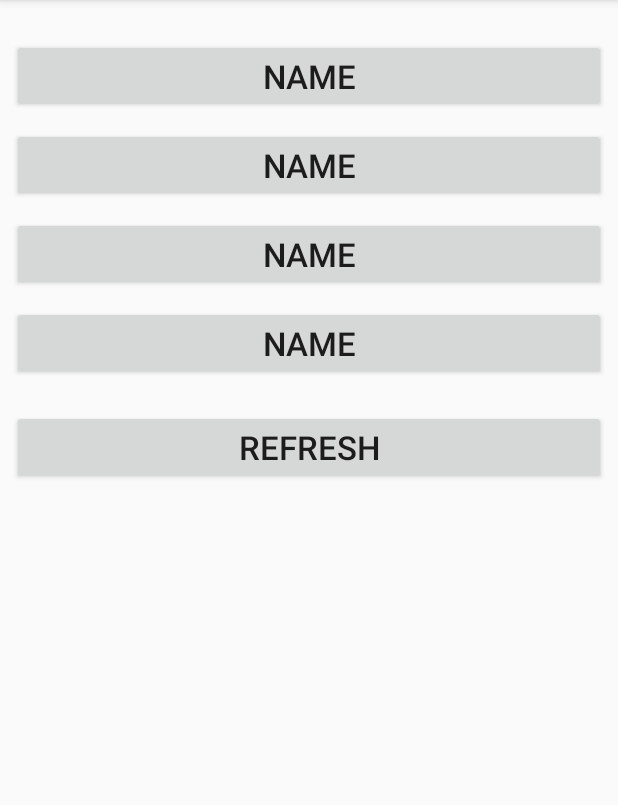
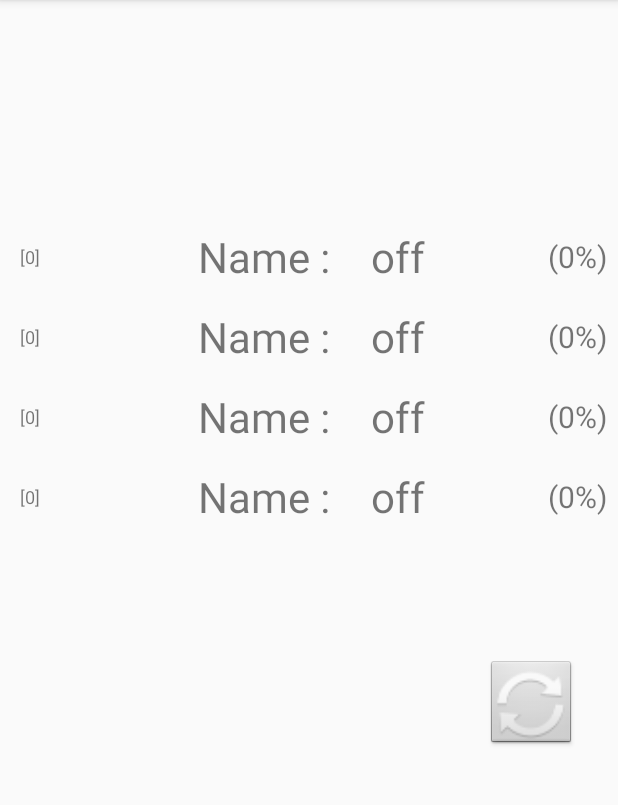
Before and after one commit to snst/homeController, an Android app: the screen it shows after launch (MainActivity), on a phone screen of 412 x 824 dp, the part 84-889 px from its top. Run offline under Robolectric (Android 15) with nearby library versions, the phone set to English and light mode, and no system bars; libraries missing offline, so code that uses them is left out: org.eclipse.paho; pictures from the network do not load; 9 statements that could not run were skipped.

Commit message:
Updated android UI

```diff
--- /dev/null
+++ b/android/myHome/app/src/main/java/de/meek/myhome/IRoom.java
@@ -0,0 +1,9 @@
+package de.meek.myhome;
+
+/**
+ * Created by stefan on 13.12.2017.
+ */
+
+public interface IRoom {
+    public void update(Room room);
+}
--- a/android/myHome/app/src/main/java/de/meek/myhome/MainActivity.java
+++ b/android/myHome/app/src/main/java/de/meek/myhome/MainActivity.java
@@ -31,6 +31,12 @@ public class MainActivity extends AppCompatActivity {
     MqttHelper mqttHelper;
     TextView txtViewMsg;
     Handler handler = new Handler();
+    RoomStatus room0;
+    RoomStatus room1;
+    RoomStatus room2;
+    RoomStatus room3;
+    Button btnRefresh;
+
 
     int msgCntStatus = 0;
     int msgCntMode = 0;
@@ -68,7 +74,7 @@ public class MainActivity extends AppCompatActivity {
 
     public void refreshAllRooms() {
         for(int i=0; i<House.getSize(); i++) {
-            updateRoom(getRoom(i));
+            getRoom(i).update();
         }
     }
 
@@ -98,15 +104,18 @@ public class MainActivity extends AppCompatActivity {
         requestStatus();
     }
 
-
+    public void showRoomSettingsActivity(int roomId) {
+        Intent intent = new Intent(this, TempActivity.class);
+        intent.putExtra(Const.INTENT_X_ROOM_ID, roomId);
+        startActivityForResult(intent,Const.ACTIVITY_TEMP);
+    }
+/*
     public void onBtnRoom(View view) {
 
         String roomTag = (String)view.getTag();
         int roomId = Integer.parseInt(roomTag);
-        Intent intent = new Intent(this, TempActivity.class);
-        intent.putExtra(Const.INTENT_X_ROOM_ID, roomId);
-        startActivityForResult(intent,Const.ACTIVITY_TEMP);
-    }
+        showRoomSettingsActivity(roomId);
+    }*/
 
     @Override
     public boolean onCreateOptionsMenu(Menu menu) {
@@ -144,19 +153,67 @@ public class MainActivity extends AppCompatActivity {
     protected void onCreate(Bundle savedInstanceState) {
         super.onCreate(savedInstanceState);
         setContentView(R.layout.activity_main);
-        txtViewMsg = (TextView) findViewById(R.id.txtViewMsg);
+//        txtViewMsg = (TextView) findViewById(R.id.txtViewMsg);
+        btnRefresh = (Button) findViewById(R.id.btnRefresh);
         AccountConfig.load(this);
+        room0 = (RoomStatus)findViewById(R.id.roomstatus0);
+        room1 = (RoomStatus)findViewById(R.id.roomstatus1);
+        room2 = (RoomStatus)findViewById(R.id.roomstatus2);
+        room3 = (RoomStatus)findViewById(R.id.roomstatus3);
 
-        House.addRoom(new Room(this, 0, R.id.btnRoom1));
-        House.addRoom(new Room(this, 1, R.id.btnRoom2));
-        House.addRoom(new Room(this, 2, R.id.btnRoom3));
-        House.addRoom(new Room(this, 3, R.id.btnRoom4));
+        View.OnClickListener l = new View.OnClickListener() {
+            @Override
+            public void onClick(View view) {
+                String s =  (String)view.getTag();
+                if(s!=null) {
+                    int id = Integer.parseInt(s);
+                    showRoomSettingsActivity(id);
+                }
+            }
+        };
+
+        room0.setOnClickListener(l);
+        room1.setOnClickListener(l);
+        room2.setOnClickListener(l);
+        room3.setOnClickListener(l);
+
+        /*
+        room0.onShowSettingsListener = new View.OnClickListener() {
+            @Override
+            public void onClick(View view) {
+                showRoomSettingsActivity(0);
+            }
+        };
+        room1.onShowSettingsListener = new View.OnClickListener() {
+            @Override
+            public void onClick(View view) {
+                showRoomSettingsActivity(1);
+            }
+        };
+        room2.onShowSettingsListener = new View.OnClickListener() {
+            @Override
+            public void onClick(View view) {
+                showRoomSettingsActivity(2);
+            }
+        };
+        room3.onShowSettingsListener = new View.OnClickListener() {
+            @Override
+            public void onClick(View view) {
+                showRoomSettingsActivity(3);
+            }
+        };*/
+
+        House.addRoom(new Room(this, 0, room0));
+        House.addRoom(new Room(this, 1, room1));
+        House.addRoom(new Room(this, 2, room2));
+        House.addRoom(new Room(this, 3, room3));
 
         refreshAllRooms();
 
+
         startMqtt();
     }
-
+/*
     void updateRoom(Room room) {
         Button btn = (Button) findViewById(room.buttonId);
         if(btn != null) {
@@ -171,7 +228,9 @@ public class MainActivity extends AppCompatActivity {
             }
             btn.setText(statusStr);
         }
-    }
+
+        room.update();
+    }*/
 
     private void restartMqtt() {
 
@@ -224,12 +283,18 @@ public class MainActivity extends AppCompatActivity {
                         room.boostActive = (status & 4)>0;
 
                         room.valid = true;
-                        updateRoom(room);
+                        room.msgCount++;
+                       // updateRoom(room);
+                        room.update();
                     }
                 } else {
                     msgCntMode++;
                 }
-                txtViewMsg.setText("[" + msgCntMode + "/" + msgCntStatus + "]");
+//                txtViewMsg.setText("[" + msgCntMode + "/" + msgCntStatus + "]");
+                String status = ""+msgCntMode;
+           //     txtViewMsg.setText(status);
+                btnRefresh.setText(status);
+
             }
 
             @Override
--- a/android/myHome/app/src/main/java/de/meek/myhome/Room.java
+++ b/android/myHome/app/src/main/java/de/meek/myhome/Room.java
@@ -15,16 +15,22 @@ public class Room {
     public boolean boostActive = false;
     public int percent = 0;
     public int temp = 0;
-    public int buttonId;
+    public int msgCount = 0;
     public boolean valid = false;
-    public Room(Activity activity, int _roomId, int _buttonId) {
+    public IRoom viewRoom;
+    public Room(Activity activity, int _roomId, IRoom _viewRoom) {
         id = _roomId;
-        buttonId = _buttonId;
         SharedPreferences settings = activity.getSharedPreferences(getId(), 0);
         name = settings.getString(Const.INTENT_X_ROOM_NAME, "Name");
         btAddress = settings.getString(Const.INTENT_X_BT_ADDRESS, "112233445566");
+        viewRoom = _viewRoom;
     }
     public String getId() {
         return "" + id;
     }
+    public void update() {
+        if(viewRoom != null) {
+            viewRoom.update(this);
+        }
+    }
 }
--- /dev/null
+++ b/android/myHome/app/src/main/java/de/meek/myhome/RoomStatus.java
@@ -0,0 +1,139 @@
+package de.meek.myhome;
+
+import android.content.Context;
+import android.util.AttributeSet;
+import android.view.LayoutInflater;
+import android.view.View;
+import android.widget.Button;
+import android.widget.LinearLayout;
+import android.widget.TextView;
+
+/**
+ * Created by stefan on 13.12.2017.
+ */
+
+public class RoomStatus extends LinearLayout implements IRoom {
+
+  //  private Button mPreviousButton;
+  //  private Button mNextButton;
+    private TextView txtName;
+    private TextView txtTemp;
+    private TextView txtPercent;
+    private TextView txtMsgCnt;
+
+    public RoomStatus(Context context) {
+        super(context);
+        initializeViews(context);
+    }
+
+    public RoomStatus(Context context, AttributeSet attrs) {
+        super(context, attrs);
+        initializeViews(context);
+    }
+
+    public RoomStatus(Context context,
+                       AttributeSet attrs,
+                       int defStyle) {
+        super(context, attrs, defStyle);
+        initializeViews(context);
+    }
+
+    /**
+     * Inflates the views in the layout.
+     *
+     * @param context
+     *           the current context for the view.
+     */
+    private void initializeViews(Context context) {
+        LayoutInflater inflater = (LayoutInflater) context
+                .getSystemService(Context.LAYOUT_INFLATER_SERVICE);
+        inflater.inflate(R.layout.roomstatus_view, this);
+        txtName = (TextView)this.findViewById(R.id.txtRoomStatusName);
+        txtTemp = (TextView)this.findViewById(R.id.txtRoomStatusTemp);
+        txtPercent = (TextView)this.findViewById(R.id.txtRoomStatusPercent);
+        txtMsgCnt = (TextView)this.findViewById(R.id.txtRoomStatusMsgCnt);
+    }
+
+
+
+    public void setOnClickListener(View.OnClickListener l) {
+
+        final View v = this;
+        final View.OnClickListener ll = l;
+        View.OnClickListener ol = new View.OnClickListener() {
+            @Override
+            public void onClick(View view) {
+                ll.onClick(v);
+            }
+        };
+        txtName.setOnClickListener(ol);
+        txtTemp.setOnClickListener(ol);
+        txtPercent.setOnClickListener(ol);
+    }
+
+    @Override
+    protected void onFinishInflate() {
+
+        // When the controls in the layout are doing being inflated, set
+        // the callbacks for the side arrows.
+        super.onFinishInflate();
+
+  /*
+        txtTemp.setOnClickListener(new OnClickListener() {
+            public void onClick(View view) {
+                //showSettings();
+                if(onShowSettingsListener!=null)
+                    onShowSettingsListener.onClick(view);
+            }
+        });
+        txtPercent.setOnClickListener(new OnClickListener() {
+            public void onClick(View view) {
+                //showSettings();
+                if(onShowSettingsListener!=null)
+                    onShowSettingsListener.onClick(view);
+            }
+        });
+*/
+        /*
+        // When the previous button is pressed, select the previous value
+        // in the list.
+        mPreviousButton = (Button) this
+                .findViewById(R.id.sidespinner_view_previous);
+        mPreviousButton
+                .setBackgroundResource(android.R.drawable.ic_dialog_info);
+
+        mPreviousButton.setOnClickListener(new OnClickListener() {
+            public void onClick(View view) {
+            }
+        });
+
+
+        // When the next button is pressed, select the next item in the
+        // list.
+        mNextButton = (Button)this
+                .findViewById(R.id.sidespinner_view_next);
+        mNextButton
+                .setBackgroundResource(android.R.drawable.ic_popup_sync);
+        mNextButton.setOnClickListener(new OnClickListener() {
+            public void onClick(View view) {
+            }
+        });
+*/
+    }
+
+    @Override
+    public void update(Room room) {
+//        txtName.setText( room.name + "   " + Format.tempAndPercentToString(room.temp, room.percent) );
+        txtName.setText( room.name + " : ");
+        txtTemp.setText( Format.tempToString(room.temp));
+        String mode = "";
+        if(room.autoActive)
+            mode = "A";
+        if(room.boostActive)
+            mode += "B";
+        if(mode.length()>0)
+            mode += ",";
+        txtPercent.setText("("+mode+room.percent+"%)");
+        txtMsgCnt.setText("["+room.msgCount+"]");
+    }
+}
--- a/android/myHome/app/src/main/java/de/meek/myhome/TempActivity.java
+++ b/android/myHome/app/src/main/java/de/meek/myhome/TempActivity.java
@@ -197,6 +197,7 @@ public class TempActivity extends AppCompatActivity {
         int id = intent.getIntExtra(Const.INTENT_X_ROOM_ID, 0);
         room = House.getRoom(id);
         setTitle(room.name);
+        temp = room.temp;
 
         if(temp<Const.TEMP_MIN) {
             temp = Const.TEMP_DEFAULT;
--- a/android/myHome/app/src/main/res/layout/activity_main.xml
+++ b/android/myHome/app/src/main/res/layout/activity_main.xml
@@ -4,23 +4,26 @@
     xmlns:tools="http://schemas.android.com/tools"
     android:layout_width="match_parent"
     android:layout_height="match_parent"
-    android:layout_marginLeft="8dp"
-    android:layout_marginRight="8dp"
+    android:layout_gravity="fill_vertical"
     tools:context="de.meek.myhome.MainActivity"
+    tools:layout_editor_absoluteX="8dp"
     tools:layout_editor_absoluteY="81dp">
 
     <LinearLayout
         android:id="@+id/linearLayout"
         android:layout_width="0dp"
-        android:layout_height="wrap_content"
-        android:layout_marginTop="16dp"
-        android:gravity="top"
+        android:layout_height="495dp"
+        android:layout_marginBottom="8dp"
+        android:layout_marginEnd="8dp"
+        android:layout_marginTop="8dp"
+        android:gravity="top|fill_vertical"
         android:orientation="vertical"
+        app:layout_constraintBottom_toBottomOf="parent"
         app:layout_constraintEnd_toEndOf="parent"
         app:layout_constraintStart_toStartOf="parent"
         app:layout_constraintTop_toTopOf="parent">
 
-
+        <!--
         <Button
             android:id="@+id/btnRoom1"
             android:layout_width="match_parent"
@@ -61,30 +64,67 @@
             android:tag="3"
             android:text="Kitchen"
             android:textSize="22sp" />
+-->
+
+        <de.meek.myhome.RoomStatus
+            android:id="@+id/roomstatus0"
+            android:layout_width="match_parent"
+            android:layout_height="wrap_content"
+            android:gravity="center"
+            android:orientation="horizontal"
+            android:tag="0" />
+
+        <de.meek.myhome.RoomStatus
+            android:id="@+id/roomstatus1"
+            android:layout_width="match_parent"
+            android:layout_height="wrap_content"
+            android:gravity="center"
+            android:orientation="horizontal"
+            android:tag="1" />
+
+        <de.meek.myhome.RoomStatus
+            android:id="@+id/roomstatus2"
+            android:layout_width="match_parent"
+            android:layout_height="wrap_content"
+            android:gravity="center"
+            android:orientation="horizontal"
+            android:tag="2" />
+
+        <de.meek.myhome.RoomStatus
+            android:id="@+id/roomstatus3"
+            android:layout_width="match_parent"
+            android:layout_height="wrap_content"
+            android:gravity="center"
+            android:orientation="horizontal"
+            android:tag="3" />
 
         <Button
             android:id="@+id/btnRefresh"
+            android:layout_width="60dp"
+            android:layout_height="60dp"
+            android:layout_gravity="bottom|right"
+            android:layout_marginRight="20dp"
+            android:layout_marginTop="90dp"
+            android:background="@android:drawable/btn_default"
+            android:foreground="@android:drawable/ic_popup_sync"
+            android:foregroundGravity="center|fill"
+            android:onClick="onBtnRefresh"
+            android:textAlignment="center"
+            android:textAllCaps="false"
+            android:textColor="@android:color/darker_gray"
+            android:textSize="12sp"
+            tools:text="5" />
+<!--
+        <TextView
+            android:id="@+id/txtViewMsg"
             android:layout_width="match_parent"
-            android:layout_height="wrap_content"
-            android:layout_marginTop="20dp"
-            android:onClick="onBtnRefresh"
-            android:text="Refresh"
-            android:textSize="22sp" />
-
-        <LinearLayout
-            android:layout_width="match_parent"
-            android:layout_height="match_parent"
-            android:layout_marginTop="10dp"
-            android:orientation="horizontal">
-
-            <TextView
-                android:id="@+id/txtViewMsg"
-                android:layout_width="93dp"
-                android:layout_height="wrap_content"
-                android:text="" />
-
-        </LinearLayout>
-
+            android:layout_height="25dp"
+            android:layout_gravity="bottom"
+            android:layout_marginBottom="20dp"
+            android:foregroundGravity="bottom"
+            android:text=""
+            android:textAlignment="textEnd" />
+-->
 
     </LinearLayout>
 
--- /dev/null
+++ b/android/myHome/app/src/main/res/layout/roomstatus_view.xml
@@ -0,0 +1,58 @@
+<merge xmlns:android="http://schemas.android.com/apk/res/android">
+
+    <LinearLayout
+        android:layout_width="match_parent"
+        android:layout_height="wrap_content"
+        android:orientation="horizontal"
+        android:paddingTop="15dp">
+
+        <TextView
+            android:id="@+id/txtRoomStatusMsgCnt"
+            android:layout_width="40dp"
+            android:layout_height="wrap_content"
+            android:layout_gravity="center_vertical"
+            android:textAlignment="center"
+            android:textSize="12sp" />
+
+        <TextView
+            android:id="@+id/txtRoomStatusName"
+            android:layout_width="match_parent"
+            android:layout_height="wrap_content"
+            android:layout_gravity="center_vertical"
+            android:layout_weight="1"
+            android:textAlignment="textEnd"
+            android:textSize="28sp" />
+
+        <TextView
+            android:id="@+id/txtRoomStatusTemp"
+            android:layout_width="match_parent"
+            android:layout_height="wrap_content"
+            android:layout_gravity="center_vertical"
+            android:layout_weight="1.5"
+            android:textAlignment="center"
+            android:textSize="28sp" />
+
+        <TextView
+            android:id="@+id/txtRoomStatusPercent"
+            android:layout_width="match_parent"
+            android:layout_height="wrap_content"
+            android:layout_gravity="center_vertical"
+            android:layout_weight="1.4"
+            android:textAlignment="textEnd"
+            android:textSize="20sp" />
+        <!--
+        <Button
+            android:id="@+id/sidespinner_view_previous"
+            android:layout_width="60dp"
+            android:layout_height="60dp"
+            android:layout_weight="0" />
+
+        <Button
+            android:id="@+id/sidespinner_view_next"
+            android:layout_width="60dp"
+            android:layout_height="60dp"
+            android:layout_weight="0"
+            android:elevation="0dp" />
+            -->
+    </LinearLayout>
+</merge>
```
